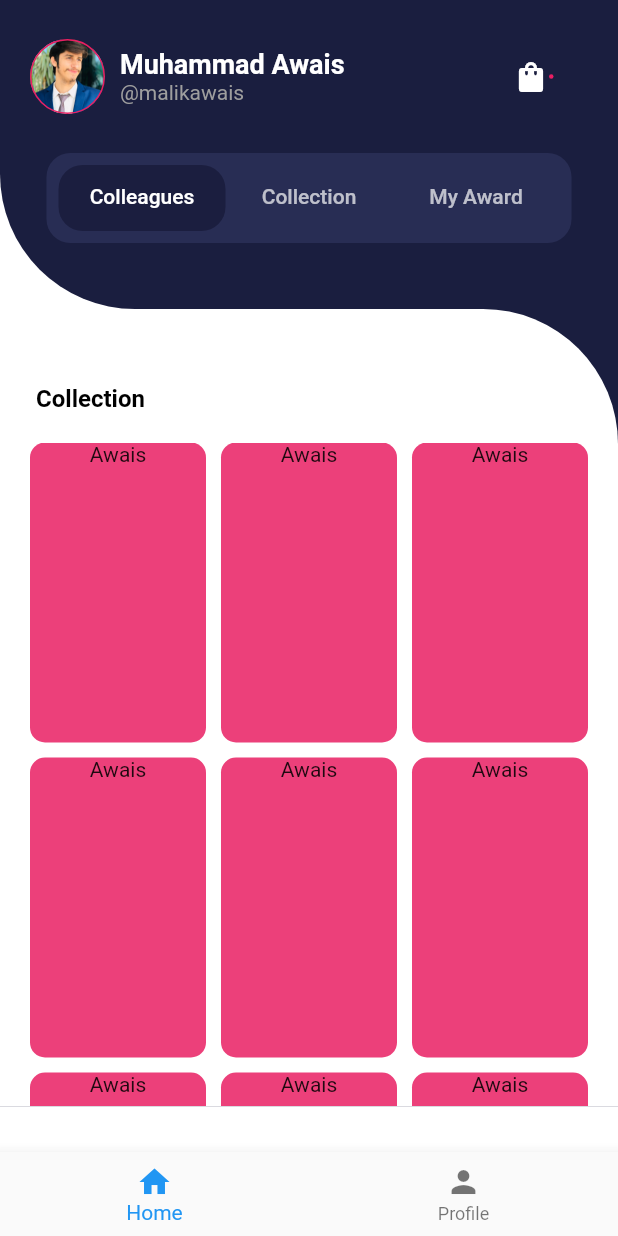
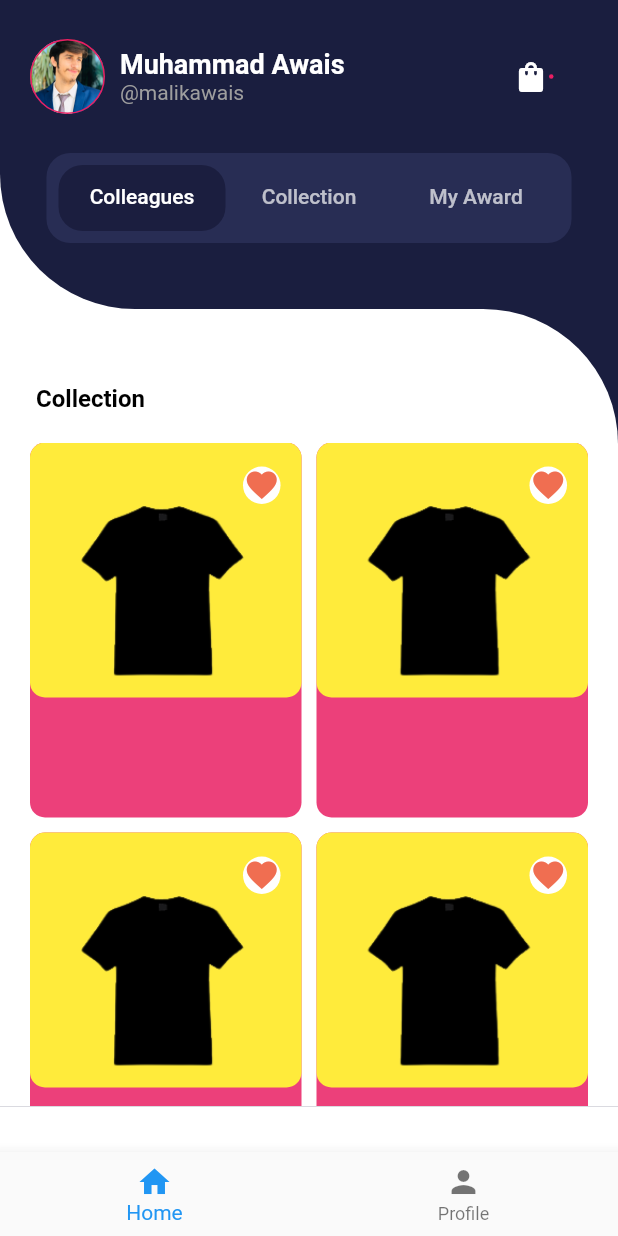
Before and after one commit to muhammadawaisyaseen/Ecommerce-UI-Design, a Flutter app: the screen it shows after launch, on a phone screen of 412 x 824 dp. Run offline on Flutter 3.47's test engine with Material 2 defaults, Android fonts, the phone set to English and light mode, and no system bars.

Commit message:
gridview builder

```diff
--- a/lib/screens/tabs/test.dart
+++ b/lib/screens/tabs/test.dart
@@ -14,9 +14,8 @@ class TestTab extends StatelessWidget {
       child: GridView.builder(
         itemCount: 11,
         gridDelegate: SliverGridDelegateWithFixedCrossAxisCount(
-            mainAxisExtent: 200,
-
-            crossAxisCount: 3,
+            mainAxisExtent: 250,
+            crossAxisCount: 2,
             crossAxisSpacing: 10,
             mainAxisSpacing: 10),
         itemBuilder: (context, index) {
@@ -27,7 +26,45 @@ class TestTab extends StatelessWidget {
             ),
             child: Column(
               children: [
-                Text('Awais'),
+                //product and fav icon
+                Container(
+                  decoration: BoxDecoration(
+                      color: Colors.yellow,
+                      borderRadius: BorderRadius.circular(10)),
+                  width: double.infinity,
+                  height: 170, // (mainAxisExtent: 200 Total height of gridtile)
+                  child: Column(
+                    crossAxisAlignment: CrossAxisAlignment.end,
+                    children: [
+                      Padding(
+                        padding: const EdgeInsets.only(right: 14, top: 16),
+                        child: Container(
+                          width: 25,
+                          height: 25,
+                          decoration: BoxDecoration(
+                            color: Colors.white,
+                            shape: BoxShape.circle,
+                          ),
+                          child: Icon(
+                            Icons.favorite,
+                            color: Color(0xFFf06e51),
+                          ),
+                        ),
+                      ),
+                      Center(
+                        child: Image.asset(
+                          'assets/images/shirt.png',
+                          width: double.infinity,
+                          height: 120,
+                          fit: BoxFit.cover,
+                        ),
+                      ),
+                    ],
+                  ),
+                ),
+
+                //price and Name
+                // Container()
               ],
             ),
           );
```
